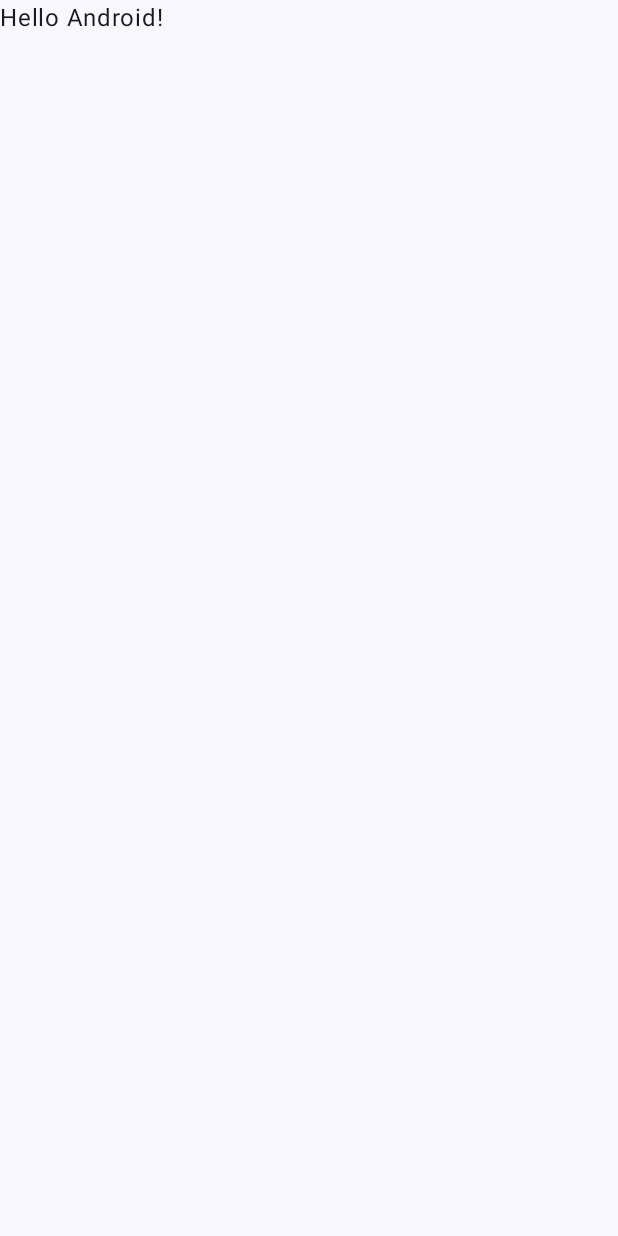
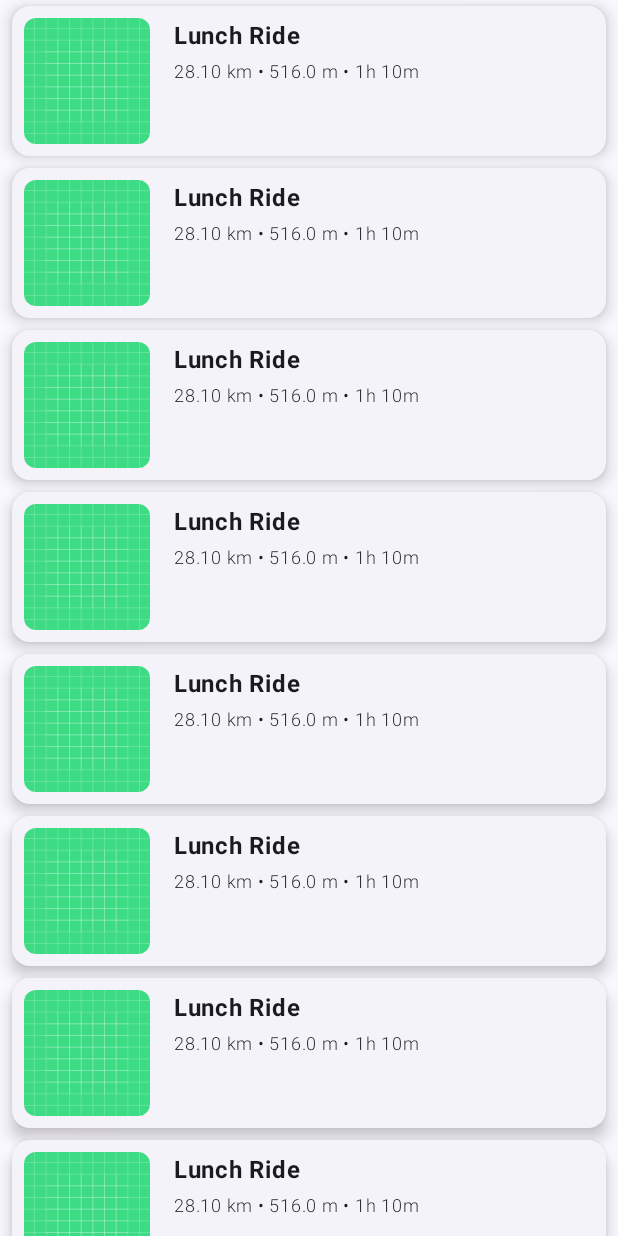
Before and after one commit to KaroADA/GearTracker, an Android app built with Jetpack Compose: the screen it shows after launch (MainActivity), on a phone screen of 412 x 824 dp. Before the commit the screen is almost empty. Run offline under Robolectric (Android 15) with nearby library versions, the phone set to English and light mode, and no system bars.

```diff
--- a/app/src/main/java/com/example/geartracker/MainActivity.kt
+++ b/app/src/main/java/com/example/geartracker/MainActivity.kt
@@ -4,44 +4,134 @@ import android.os.Bundle
 import androidx.activity.ComponentActivity
 import androidx.activity.compose.setContent
 import androidx.activity.enableEdgeToEdge
+import androidx.compose.foundation.Image
+import androidx.compose.foundation.layout.Column
+import androidx.compose.foundation.layout.Row
+import androidx.compose.foundation.layout.Spacer
+import androidx.compose.foundation.layout.fillMaxHeight
 import androidx.compose.foundation.layout.fillMaxSize
+import androidx.compose.foundation.layout.fillMaxWidth
+import androidx.compose.foundation.layout.height
 import androidx.compose.foundation.layout.padding
+import androidx.compose.foundation.layout.size
+import androidx.compose.foundation.layout.width
+import androidx.compose.foundation.lazy.LazyColumn
+import androidx.compose.foundation.shape.RoundedCornerShape
+import androidx.compose.material3.Card
+import androidx.compose.material3.CardDefaults
+import androidx.compose.material3.ElevatedCard
 import androidx.compose.material3.Scaffold
 import androidx.compose.material3.Text
 import androidx.compose.runtime.Composable
 import androidx.compose.ui.Modifier
+import androidx.compose.ui.draw.clip
+import androidx.compose.ui.res.painterResource
+import androidx.compose.ui.text.font.FontWeight
 import androidx.compose.ui.tooling.preview.Preview
+import androidx.compose.ui.unit.dp
+import androidx.compose.ui.unit.sp
 import com.example.geartracker.ui.theme.GearTrackerTheme
+import java.math.BigDecimal
+import java.math.RoundingMode
+
+val example = StravaActivity(
+    id = 12345678987654321,
+    name = "Lunch Ride",
+    distance = 28099.0,
+    moving_time = 4250,
+    elapsed_time = 4410,
+    total_elevation_gain = 516.0,
+    type = "Ride",
+    start_date = "2018-02-16T14:52:54Z"
+)
 
 class MainActivity : ComponentActivity() {
     override fun onCreate(savedInstanceState: Bundle?) {
         super.onCreate(savedInstanceState)
         enableEdgeToEdge()
+
+
         setContent {
             GearTrackerTheme {
                 Scaffold(modifier = Modifier.fillMaxSize()) { innerPadding ->
-                    Greeting(
-                        name = "Android",
-                        modifier = Modifier.padding(innerPadding)
-                    )
+
+                    LazyColumn(contentPadding = innerPadding, modifier = Modifier.fillMaxSize()) {
+                        items(100){
+                            StravaActivityCard(example)
+                        }
+                    }
+
+
                 }
             }
         }
     }
 }
 
+data class StravaActivity(
+    val id: Long,
+    val name: String,
+    val distance: Double,
+    val moving_time: Int,
+    val elapsed_time: Int,
+    val total_elevation_gain: Double,
+    val type: String,
+    val start_date: String
+)
+
 @Composable
-fun Greeting(name: String, modifier: Modifier = Modifier) {
-    Text(
-        text = "Hello $name!",
-        modifier = modifier
-    )
+fun StravaActivityCard(stravaActivity: StravaActivity, modifier: Modifier = Modifier) {
+    ElevatedCard(
+        elevation = CardDefaults.cardElevation(
+            defaultElevation = 6.dp
+        ),
+        modifier = Modifier
+            .padding(horizontal = 8.dp, vertical = 4.dp)
+            .fillMaxWidth()
+            .height(100.dp)
+    )  {
+        Row(modifier = Modifier
+            .padding(8.dp)
+            .fillMaxSize()
+        ) {
+            Image(
+                painter = painterResource(id = R.drawable.ic_launcher_background),
+                contentDescription = null,
+                modifier = Modifier
+                    .fillMaxHeight()
+                    .clip(RoundedCornerShape(8.dp))
+            )
+            Spacer(modifier = Modifier
+                .width(16.dp)
+                .fillMaxHeight()
+            )
+
+            Column(modifier = Modifier.fillMaxSize()) {
+                Text(text = stravaActivity.name,
+                    fontWeight = FontWeight.Bold,
+                    fontSize = 16.sp
+                )
+                Text(
+                    text = BigDecimal(stravaActivity.distance / 1000).setScale(2, RoundingMode.HALF_EVEN).toString() + " km • "
+                            + stravaActivity.total_elevation_gain + " m • "
+                            + ( if ( stravaActivity.moving_time / 3600 > 0) (stravaActivity.moving_time / 3600).toString() + "h " else "" )
+                            + ( stravaActivity.moving_time / 60 ) % 60 + "m",
+                    fontWeight = FontWeight.Light,
+                    fontSize = 12.sp
+                )
+            }
+
+
+        }
+
+
+    }
 }
 
 @Preview(showBackground = true)
 @Composable
-fun GreetingPreview() {
+fun StravaActivityCard() {
     GearTrackerTheme {
-        Greeting("Android")
+        StravaActivityCard(example)
     }
 }
--- a/gradle/libs.versions.toml
+++ b/gradle/libs.versions.toml
@@ -1,5 +1,5 @@
 [versions]
-agp = "8.10.0"
+agp = "8.13.1"
 kotlin = "2.0.21"
 coreKtx = "1.10.1"
 junit = "4.13.2"
```
Also changed, not shown: gradle/wrapper/gradle-wrapper.properties.
